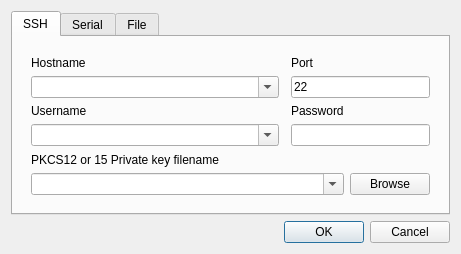
Above: ComBombGui/opendialog.ui from cdesjardins/ComBomb before the change. Below: the same form after it.
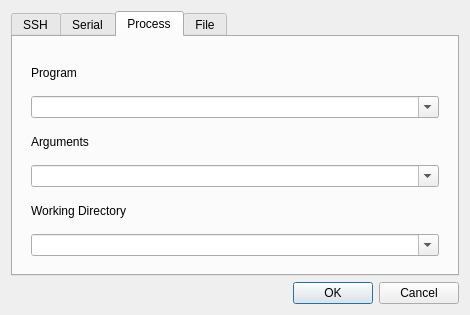
That is the form after the change. Icons and pictures are not drawn. Custom widgets are drawn as their Qt base class.

Commit message: Starting on interface to process

Patch:
```diff
--- a/ComBombGui/opendialog.ui
+++ b/ComBombGui/opendialog.ui
@@ -6,8 +6,8 @@
    <rect>
     <x>0</x>
     <y>0</y>
-    <width>461</width>
-    <height>242</height>
+    <width>470</width>
+    <height>315</height>
    </rect>
   </property>
   <property name="sizePolicy">
@@ -43,7 +43,7 @@
       </sizepolicy>
      </property>
      <property name="currentIndex">
-      <number>0</number>
+      <number>2</number>
      </property>
      <widget class="QWidget" name="Ssh">
       <property name="layoutDirection">
@@ -266,6 +266,61 @@
        </item>
       </layout>
      </widget>
+     <widget class="QWidget" name="processTab">
+      <attribute name="title">
+       <string>Process</string>
+      </attribute>
+      <layout class="QGridLayout" name="gridLayout_9">
+       <item row="0" column="0">
+        <widget class="QWidget" name="widget" native="true">
+         <layout class="QGridLayout" name="gridLayout_8">
+          <item row="0" column="0">
+           <widget class="QLabel" name="programLabel">
+            <property name="text">
+             <string>Program</string>
+            </property>
+           </widget>
+          </item>
+          <item row="3" column="0">
+           <widget class="QLabel" name="argumentsLabel">
+            <property name="text">
+             <string>Arguments</string>
+            </property>
+           </widget>
+          </item>
+          <item row="5" column="0">
+           <widget class="QLabel" name="workingDirLabel">
+            <property name="text">
+             <string>Working Directory</string>
+            </property>
+           </widget>
+          </item>
+          <item row="6" column="0" colspan="2">
+           <widget class="CBComboBox" name="workingDirComboBox">
+            <property name="editable">
+             <bool>true</bool>
+            </property>
+           </widget>
+          </item>
+          <item row="4" column="0" colspan="2">
+           <widget class="CBComboBox" name="argumentsComboBox">
+            <property name="editable">
+             <bool>true</bool>
+            </property>
+           </widget>
+          </item>
+          <item row="2" column="0" colspan="2">
+           <widget class="CBComboBox" name="programComboBox">
+            <property name="editable">
+             <bool>true</bool>
+            </property>
+           </widget>
+          </item>
+         </layout>
+        </widget>
+       </item>
+      </layout>
+     </widget>
      <widget class="QWidget" name="File">
       <attribute name="title">
        <string>File</string>
```
The commit also changes 13 other files.
